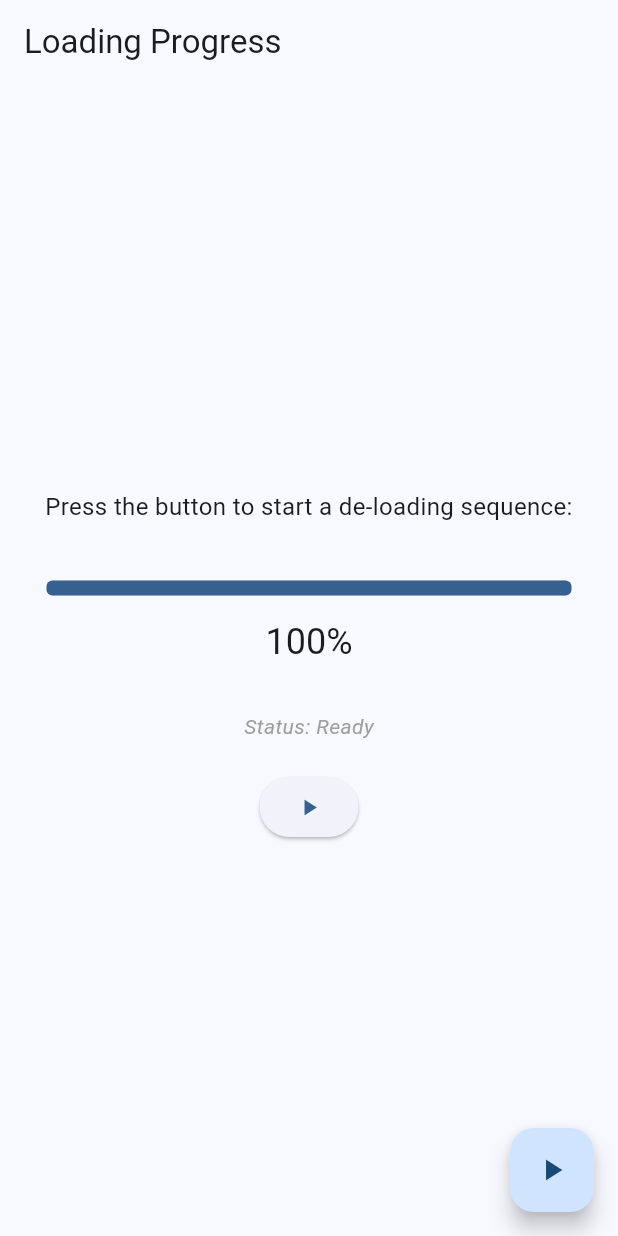
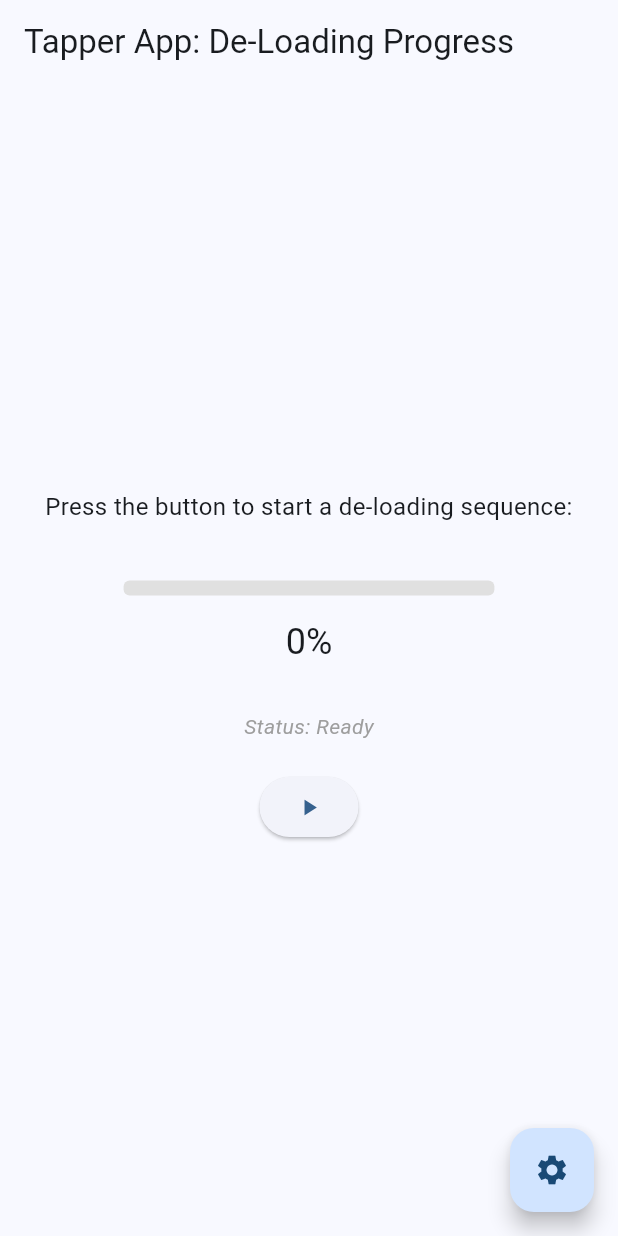
Before and after one commit to testunde/tapper_app, a Flutter app: the screen it shows after launch, after a tap on the "play arrow" icon, on a phone screen of 412 x 824 dp. Run offline on Flutter 3.47's test engine with Material 3 defaults, Android fonts, the phone set to English and light mode, and no system bars; missing offline and left inert: window_manager.

Commit message:
Refactoring and designing

```diff
--- a/lib/main.dart
+++ b/lib/main.dart
@@ -1,7 +1,36 @@
 import 'dart:math';
 import 'package:flutter/material.dart';
+import 'dart:io' show Platform;
+import 'package:flutter/foundation.dart' show kIsWeb;
+import 'package:window_manager/window_manager.dart';
 
-void main() => runApp(const MyApp());
+// TODOs:
+// - change default app icon
+// - implement settings page
+
+void main() async {
+  WidgetsFlutterBinding.ensureInitialized();
+
+  // Set default window size for desktop platforms only
+  if (!kIsWeb && (Platform.isWindows || Platform.isMacOS || Platform.isLinux)) {
+    await windowManager.ensureInitialized();
+
+    WindowOptions windowOptions = const WindowOptions(
+      size: Size(600, 600),
+      center: true,
+      backgroundColor: Colors.transparent,
+      skipTaskbar: false,
+      titleBarStyle: TitleBarStyle.normal,
+    );
+
+    windowManager.waitUntilReadyToShow(windowOptions, () async {
+      await windowManager.show();
+      await windowManager.focus();
+    });
+  }
+
+  runApp(const MyApp());
+}
 
 class MyApp extends StatelessWidget {
   const MyApp({super.key});
@@ -9,7 +38,7 @@ class MyApp extends StatelessWidget {
   @override
   Widget build(BuildContext context) {
     return MaterialApp(
-      title: 'Loading Bar App',
+      title: 'Tapper App',
       debugShowCheckedModeBanner: false,
       theme: ThemeData(colorSchemeSeed: Colors.blue),
       home: const MyHomePage(),
@@ -25,8 +54,8 @@ class MyHomePage extends StatefulWidget {
 }
 
 class _MyHomePageState extends State<MyHomePage> with SingleTickerProviderStateMixin {
-  bool _isLoading = false;
-  double _progress = 1.0; // Initial state: 100% full
+  bool _isDeLoading = false;
+  double _progress = 0.0; // Initial state: 0% full
   final Random _random = Random();
   AnimationController? _animationController;
 
@@ -50,9 +79,9 @@ class _MyHomePageState extends State<MyHomePage> with SingleTickerProviderStateM
     _animationController!.addStatusListener((status) {
       if (status == AnimationStatus.completed) {
         setState(() {
-          _isLoading = false;
-          // Reset progress to full (1.0) when de-loading is complete
-          _progress = 1.0;
+          _isDeLoading = false;
+          // Reset progress to empty (0.0) when de-loading is complete
+          _progress = 0.0;
         });
       }
     });
@@ -64,12 +93,12 @@ class _MyHomePageState extends State<MyHomePage> with SingleTickerProviderStateM
     super.dispose();
   }
 
-  void _startLoading() {
+  void _startDeLoading() {
     // Stop any ongoing animation before starting a new one
     _animationController?.stop();
 
     setState(() {
-      _isLoading = true;
+      _isDeLoading = true;
       _progress = 1.0; // Ensure progress starts at 100% visually
     });
 
@@ -86,7 +115,7 @@ class _MyHomePageState extends State<MyHomePage> with SingleTickerProviderStateM
   @override
   Widget build(BuildContext context) {
     return Scaffold(
-      appBar: AppBar(title: const Text('Loading Progress')),
+      appBar: AppBar(title: const Text('Tapper App: De-Loading Progress')),
       body: Center(
         child: Column(
           mainAxisAlignment: MainAxisAlignment.center,
@@ -101,7 +130,7 @@ class _MyHomePageState extends State<MyHomePage> with SingleTickerProviderStateM
             ),
             const SizedBox(height: 30),
             SizedBox(
-              width: 350, // Fixed width for the progress bar
+              width: MediaQuery.of(context).size.width * 0.6, // 60% of column width
               child: LinearProgressIndicator(
                 value: _progress, // The progress bar value is now driven by _progress
                 backgroundColor: Colors.grey[300],
@@ -114,26 +143,18 @@ class _MyHomePageState extends State<MyHomePage> with SingleTickerProviderStateM
             Text('${(_progress * 100).toStringAsFixed(0)}%', style: Theme.of(context).textTheme.headlineSmall),
             const SizedBox(height: 30),
             Text(
-              (_isLoading) ? 'Status: De-Loading...' : 'Status: Ready',
+              (_isDeLoading) ? 'Status: De-Loading...' : 'Status: Ready',
               style: const TextStyle(fontStyle: FontStyle.italic, color: Colors.grey),
             ),
             const SizedBox(height: 20),
-            ElevatedButton(
-              // Disable the button while loading to prevent multiple starts
-              // onPressed: _isLoading ? null : _startLoading,
-              onPressed: _startLoading,
-              autofocus: true,
-              //tooltip: 'Start Countdown',
-              child: const Icon(Icons.play_arrow),
-            ),
+            ElevatedButton(onPressed: _startDeLoading, autofocus: true, child: const Icon(Icons.play_arrow)),
           ],
         ),
       ),
       floatingActionButton: FloatingActionButton(
-        // Disable the button while loading to prevent multiple starts
-        onPressed: _isLoading ? null : _startLoading,
-        tooltip: 'Start Countdown',
-        child: const Icon(Icons.play_arrow),
+        onPressed: null,
+        tooltip: 'Preferences',
+        child: const Icon(Icons.settings),
       ),
     );
   }
--- a/pubspec.yaml
+++ b/pubspec.yaml
@@ -9,11 +9,12 @@ environment:
 dependencies:
   flutter:
     sdk: flutter
+  window_manager: ^0.5.1
 
 dev_dependencies:
   flutter_test:
     sdk: flutter
-  flutter_lints: ^5.0.0
+  flutter_lints: ^6.0.0
 
 flutter:
   uses-material-design: true
```
Also changed, not shown: 4 other files.
